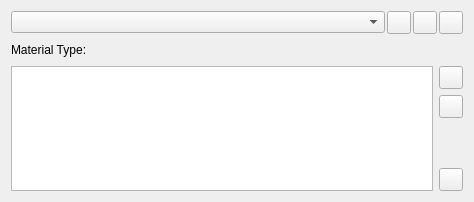
Above: Qt/ApplicationComponents/Resources/UI/pqMaterialEditor.ui from Kitware/ParaView before the change. Below: the same form after it.
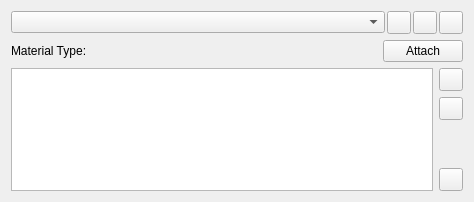
That is the form after the change. Icons and pictures are not drawn. Custom widgets are drawn as their Qt base class.

Commit message: Add 'Attach' button and more tooltips

Patch:
```diff
--- a/Qt/ApplicationComponents/Resources/UI/pqMaterialEditor.ui
+++ b/Qt/ApplicationComponents/Resources/UI/pqMaterialEditor.ui
@@ -103,6 +103,25 @@
        </property>
       </spacer>
      </item>
+     <item>
+      <widget class="QPushButton" name="AttachMaterial">
+       <property name="sizePolicy">
+        <sizepolicy hsizetype="Minimum" vsizetype="Minimum">
+         <horstretch>0</horstretch>
+         <verstretch>0</verstretch>
+        </sizepolicy>
+       </property>
+       <property name="focusPolicy">
+        <enum>Qt::TabFocus</enum>
+       </property>
+       <property name="toolTip">
+        <string>Attach current material to the active selection in the active view</string>
+       </property>
+       <property name="text">
+        <string>Attach</string>
+       </property>
+      </widget>
+     </item>
     </layout>
    </item>
    <item>
@@ -121,8 +140,8 @@
        <rect>
         <x>0</x>
         <y>0</y>
-        <width>462</width>
-        <height>116</height>
+        <width>456</width>
+        <height>112</height>
        </rect>
       </property>
       <layout class="QHBoxLayout" name="horizontalLayout" stretch="0,0">
```
Left out of the diff: 18 changed lines with no effect on the pictures. The commit also changes 16 other files.
